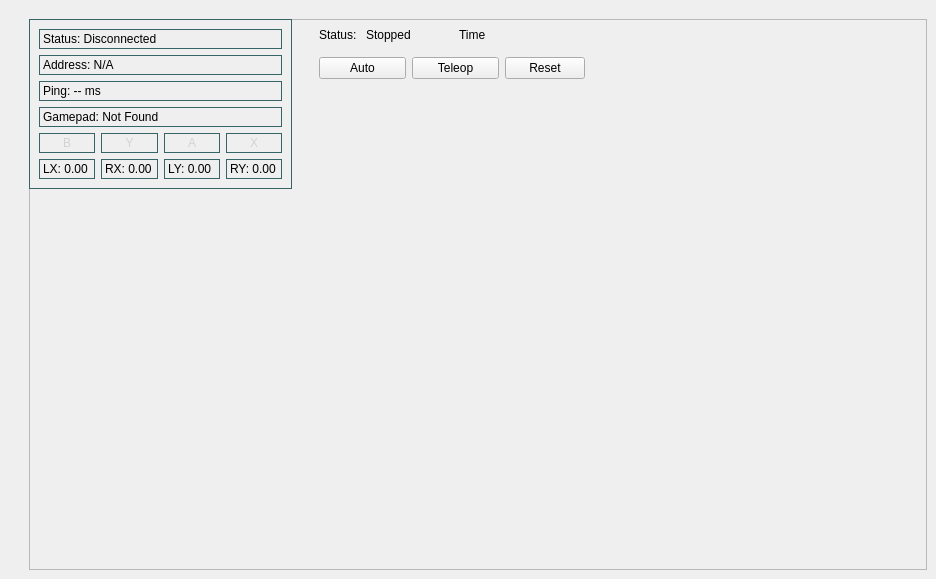
The window that driver_station.ui (Cenzell/KSU-Storm) describes before a commit, drawn with Qt 5.
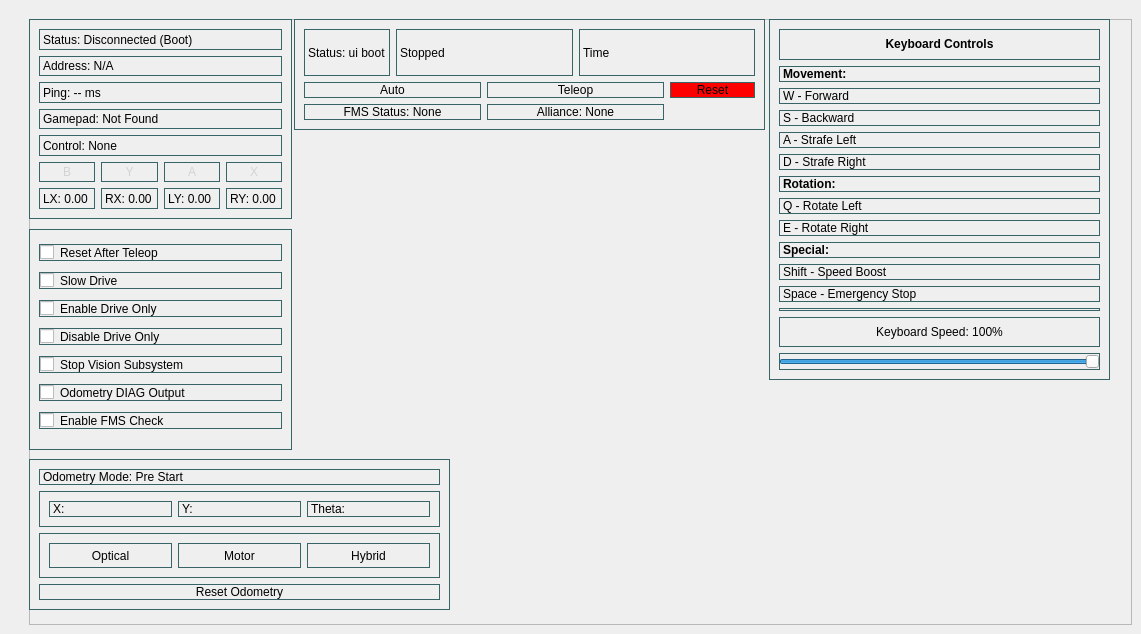
The same window after the commit.

Patch:
```diff
--- a/driver_station.ui
+++ b/driver_station.ui
@@ -6,8 +6,8 @@
    <rect>
     <x>0</x>
     <y>0</y>
-    <width>936</width>
-    <height>579</height>
+    <width>1141</width>
+    <height>634</height>
    </rect>
   </property>
   <property name="windowTitle">
@@ -58,13 +58,13 @@
       <property name="frameShadow">
        <enum>QFrame::Shadow::Raised</enum>
       </property>
-      <widget class="QFrame" name="frame_2">
+      <widget class="QFrame" name="frame_connection">
        <property name="geometry">
         <rect>
          <x>0</x>
          <y>0</y>
          <width>263</width>
-         <height>170</height>
+         <height>200</height>
         </rect>
        </property>
        <property name="styleSheet">
@@ -82,7 +82,7 @@
           <item>
            <widget class="QLabel" name="status_label">
             <property name="text">
-             <string>Status: Disconnected</string>
+             <string>Status: Disconnected (Boot)</string>
             </property>
            </widget>
           </item>
@@ -107,6 +107,13 @@
             </property>
            </widget>
           </item>
+          <item>
+           <widget class="QLabel" name="control_mode_label">
+            <property name="text">
+             <string>Control: None</string>
+            </property>
+           </widget>
+          </item>
           <item>
            <layout class="QHBoxLayout" name="horizontalLayout">
             <item>
@@ -199,56 +206,443 @@
         </item>
        </layout>
       </widget>
-      <widget class="QWidget" name="">
+      <widget class="QFrame" name="frame_robot_control">
        <property name="geometry">
         <rect>
-         <x>290</x>
+         <x>265</x>
          <y>0</y>
-         <width>266</width>
-         <height>60</height>
+         <width>471</width>
+         <height>111</height>
         </rect>
        </property>
+       <property name="styleSheet">
+        <string notr="true">border:1px solid rgb(55, 100, 102);</string>
+       </property>
        <layout class="QGridLayout" name="gridLayout_3">
         <item row="0" column="0">
          <widget class="QLabel" name="label">
           <property name="text">
-           <string>Status:</string>
-          </property>
-         </widget>
-        </item>
-        <item row="0" column="1" colspan="2">
-         <widget class="QLabel" name="robot_status">
-          <property name="text">
-           <string>Stopped</string>
+           <string>Status: ui boot</string>
           </property>
          </widget>
         </item>
         <item row="0" column="3" colspan="2">
-         <widget class="QLabel" name="label_2">
+         <widget class="QLabel" name="timer">
           <property name="text">
            <string>Time</string>
           </property>
          </widget>
         </item>
-        <item row="1" column="0" colspan="2">
+        <item row="2" column="4">
+         <widget class="QPushButton" name="btn_rst">
+          <property name="autoFillBackground">
+           <bool>false</bool>
+          </property>
+          <property name="styleSheet">
+           <string notr="true">background: red;</string>
+          </property>
+          <property name="text">
+           <string>Reset</string>
+          </property>
+         </widget>
+        </item>
+        <item row="2" column="0" colspan="2">
          <widget class="QPushButton" name="btn_auto">
+          <property name="autoFillBackground">
+           <bool>false</bool>
+          </property>
           <property name="text">
            <string>Auto</string>
           </property>
          </widget>
         </item>
-        <item row="1" column="2" colspan="2">
+        <item row="2" column="2" colspan="2">
          <widget class="QPushButton" name="btn_teleop">
+          <property name="mouseTracking">
+           <bool>false</bool>
+          </property>
+          <property name="acceptDrops">
+           <bool>true</bool>
+          </property>
+          <property name="toolTip">
+           <string>Enable Teleop</string>
+          </property>
+          <property name="autoFillBackground">
+           <bool>false</bool>
+          </property>
           <property name="text">
            <string>Teleop</string>
           </property>
+          <property name="flat">
+           <bool>false</bool>
+          </property>
          </widget>
         </item>
-        <item row="1" column="4">
-         <widget class="QPushButton" name="btn_rst">
+        <item row="0" column="1" colspan="2">
+         <widget class="QLabel" name="robot_status">
           <property name="text">
-           <string>Reset</string>
+           <string>Stopped</string>
           </property>
+         </widget>
+        </item>
+        <item row="3" column="0" colspan="2">
+         <widget class="QPushButton" name="btn_auto_2">
+          <property name="autoFillBackground">
+           <bool>false</bool>
+          </property>
+          <property name="text">
+           <string>FMS Status: None</string>
+          </property>
+         </widget>
+        </item>
+        <item row="3" column="2" colspan="2">
+         <widget class="QPushButton" name="btn_auto_3">
+          <property name="autoFillBackground">
+           <bool>false</bool>
+          </property>
+          <property name="text">
+           <string>Alliance: None</string>
+          </property>
+         </widget>
+        </item>
+       </layout>
+      </widget>
+      <widget class="QFrame" name="frame_keyboard">
+       <property name="geometry">
+        <rect>
+         <x>740</x>
+         <y>0</y>
+         <width>341</width>
+         <height>361</height>
+        </rect>
+       </property>
+       <property name="styleSheet">
+        <string notr="true">border:1px solid rgb(55, 100, 102);</string>
+       </property>
+       <property name="frameShape">
+        <enum>QFrame::Shape::StyledPanel</enum>
+       </property>
+       <layout class="QVBoxLayout" name="verticalLayout_keyboard">
+        <item>
+         <widget class="QLabel" name="keyboard_title">
+          <property name="text">
+           <string>&lt;b&gt;Keyboard Controls&lt;/b&gt;</string>
+          </property>
+          <property name="alignment">
+           <set>Qt::AlignmentFlag::AlignCenter</set>
+          </property>
+         </widget>
+        </item>
+        <item>
+         <layout class="QGridLayout" name="gridLayout_keyboard">
+          <item row="0" column="0">
+           <widget class="QLabel" name="label_wasd">
+            <property name="text">
+             <string>&lt;b&gt;Movement:&lt;/b&gt;</string>
+            </property>
+           </widget>
+          </item>
+          <item row="1" column="0">
+           <widget class="QLabel" name="label_w">
+            <property name="text">
+             <string>W - Forward</string>
+            </property>
+           </widget>
+          </item>
+          <item row="2" column="0">
+           <widget class="QLabel" name="label_s">
+            <property name="text">
+             <string>S - Backward</string>
+            </property>
+           </widget>
+          </item>
+          <item row="3" column="0">
+           <widget class="QLabel" name="label_a">
+            <property name="text">
+             <string>A - Strafe Left</string>
+            </property>
+           </widget>
+          </item>
+          <item row="4" column="0">
+           <widget class="QLabel" name="label_d">
+            <property name="text">
+             <string>D - Strafe Right</string>
+            </property>
+           </widget>
+          </item>
+          <item row="5" column="0">
+           <widget class="QLabel" name="label_rotation">
+            <property name="text">
+             <string>&lt;b&gt;Rotation:&lt;/b&gt;</string>
+            </property>
+           </widget>
+          </item>
+          <item row="6" column="0">
+           <widget class="QLabel" name="label_q">
+            <property name="text">
+             <string>Q - Rotate Left</string>
+            </property>
+           </widget>
+          </item>
+          <item row="7" column="0">
+           <widget class="QLabel" name="label_e">
+            <property name="text">
+             <string>E - Rotate Right</string>
+            </property>
+           </widget>
+          </item>
+          <item row="8" column="0">
+           <widget class="QLabel" name="label_special">
+            <property name="text">
+             <string>&lt;b&gt;Special:&lt;/b&gt;</string>
+            </property>
+           </widget>
+          </item>
+          <item row="9" column="0">
+           <widget class="QLabel" name="label_shift">
+            <property name="text">
+             <string>Shift - Speed Boost</string>
+            </property>
+           </widget>
+          </item>
+          <item row="10" column="0">
+           <widget class="QLabel" name="label_space">
+            <property name="text">
+             <string>Space - Emergency Stop</string>
+            </property>
+           </widget>
+          </item>
+         </layout>
+        </item>
+        <item>
+         <widget class="Line" name="line">
+          <property name="orientation">
+           <enum>Qt::Orientation::Horizontal</enum>
+          </property>
+         </widget>
+        </item>
+        <item>
+         <widget class="QLabel" name="keyboard_speed_label">
+          <property name="text">
+           <string>Keyboard Speed: 100%</string>
+          </property>
+          <property name="alignment">
+           <set>Qt::AlignmentFlag::AlignCenter</set>
+          </property>
+         </widget>
+        </item>
+        <item>
+         <widget class="QSlider" name="keyboard_speed_slider">
+          <property name="minimum">
+           <number>0</number>
+          </property>
+          <property name="maximum">
+           <number>100</number>
+          </property>
+          <property name="value">
+           <number>100</number>
+          </property>
+          <property name="orientation">
+           <enum>Qt::Orientation::Horizontal</enum>
+          </property>
+         </widget>
+        </item>
+       </layout>
+      </widget>
+      <widget class="QFrame" name="frame_connection_2">
+       <property name="geometry">
+        <rect>
+         <x>0</x>
+         <y>210</y>
+         <width>263</width>
+         <height>221</height>
+        </rect>
+       </property>
+       <property name="styleSheet">
+        <string notr="true">border:1px solid rgb(55, 100, 102);</string>
+       </property>
+       <property name="frameShape">
+        <enum>QFrame::Shape::StyledPanel</enum>
+       </property>
+       <property name="frameShadow">
+        <enum>QFrame::Shadow::Raised</enum>
+       </property>
+       <layout class="QGridLayout" name="gridLayout_4">
+        <item row="5" column="0">
+         <widget class="QCheckBox" name="check_odo">
+          <property name="text">
+           <string>Odometry DIAG Output</string>
+          </property>
+         </widget>
+        </item>
+        <item row="0" column="0">
+         <widget class="QCheckBox" name="end_after_teleop">
+          <property name="toolTip">
+           <string>Pause after Teleop End</string>
+          </property>
+          <property name="text">
+           <string>Reset After Teleop</string>
+          </property>
+          <property name="iconSize">
+           <size>
+            <width>30</width>
+            <height>30</height>
+           </size>
+          </property>
+         </widget>
+        </item>
+        <item row="4" column="0">
+         <widget class="QCheckBox" name="disable_vision">
+          <property name="text">
+           <string>Stop Vision Subsystem</string>
+          </property>
+         </widget>
+        </item>
+        <item row="1" column="0">
+         <widget class="QCheckBox" name="slow_drive">
+          <property name="text">
+           <string>Slow Drive</string>
+          </property>
+         </widget>
+        </item>
+        <item row="3" column="0">
+         <widget class="QCheckBox" name="disable_drive">
+          <property name="text">
+           <string>Disable Drive Only</string>
+          </property>
+         </widget>
+        </item>
+        <item row="2" column="0">
+         <widget class="QCheckBox" name="only_drive">
+          <property name="text">
+           <string>Enable Drive Only</string>
+          </property>
+         </widget>
+        </item>
+        <item row="6" column="0">
+         <widget class="QCheckBox" name="checkBox">
+          <property name="text">
+           <string>Enable FMS Check</string>
+          </property>
+         </widget>
+        </item>
+       </layout>
+      </widget>
+      <widget class="QFrame" name="frame_connection_3">
+       <property name="geometry">
+        <rect>
+         <x>0</x>
+         <y>440</y>
+         <width>421</width>
+         <height>151</height>
+        </rect>
+       </property>
+       <property name="styleSheet">
+        <string notr="true">border:1px solid rgb(55, 100, 102);</string>
+       </property>
+       <property name="frameShape">
+        <enum>QFrame::Shape::StyledPanel</enum>
+       </property>
+       <property name="frameShadow">
+        <enum>QFrame::Shadow::Raised</enum>
+       </property>
+       <layout class="QGridLayout" name="gridLayout_5">
+        <item row="5" column="0">
+         <widget class="QFrame" name="frame_2">
+          <property name="frameShape">
+           <enum>QFrame::Shape::StyledPanel</enum>
+          </property>
+          <property name="frameShadow">
+           <enum>QFrame::Shadow::Raised</enum>
+          </property>
+          <layout class="QHBoxLayout" name="horizontalLayout_3">
+           <item>
+            <widget class="QPushButton" name="btn_odo_optical">
+             <property name="sizePolicy">
+              <sizepolicy hsizetype="Minimum" vsizetype="Expanding">
+               <horstretch>0</horstretch>
+               <verstretch>0</verstretch>
+              </sizepolicy>
+             </property>
+             <property name="text">
+              <string>Optical</string>
+             </property>
+            </widget>
+           </item>
+           <item>
+            <widget class="QPushButton" name="btn_odo_motor">
+             <property name="sizePolicy">
+              <sizepolicy hsizetype="Minimum" vsizetype="Expanding">
+               <horstretch>0</horstretch>
+               <verstretch>0</verstretch>
+              </sizepolicy>
+             </property>
+             <property name="text">
+              <string>Motor</string>
+             </property>
+            </widget>
+           </item>
+           <item>
+            <widget class="QPushButton" name="btn_odo_hybrid">
+             <property name="sizePolicy">
+              <sizepolicy hsizetype="Minimum" vsizetype="Expanding">
+               <horstretch>0</horstretch>
+               <verstretch>0</verstretch>
+              </sizepolicy>
+             </property>
+             <property name="text">
+              <string>Hybrid</string>
+             </property>
+            </widget>
+           </item>
+          </layout>
+         </widget>
+        </item>
+        <item row="6" column="0">
+         <widget class="QPushButton" name="pushButton">
+          <property name="text">
+           <string>Reset Odometry</string>
+          </property>
+         </widget>
+        </item>
+        <item row="3" column="0">
+         <widget class="QLabel" name="label_odo_mode">
+          <property name="text">
+           <string>Odometry Mode: Pre Start</string>
+          </property>
+         </widget>
+        </item>
+        <item row="4" column="0">
+         <widget class="QFrame" name="frame_3">
+          <property name="frameShape">
+           <enum>QFrame::Shape::StyledPanel</enum>
+          </property>
+          <property name="frameShadow">
+           <enum>QFrame::Shadow::Raised</enum>
+          </property>
+          <layout class="QHBoxLayout" name="horizontalLayout_4">
+           <item>
+            <widget class="QLabel" name="label_3">
+             <property name="text">
+              <string>X:</string>
+             </property>
+            </widget>
+           </item>
+           <item>
+            <widget class="QLabel" name="label_2">
+             <property name="text">
+              <string>Y:</string>
+             </property>
+            </widget>
+           </item>
+           <item>
+            <widget class="QLabel" name="label_4">
+             <property name="text">
+              <string>Theta:</string>
+             </property>
+            </widget>
+           </item>
+          </layout>
          </widget>
         </item>
        </layout>
```
Left out of the diff: 32 changed lines with no effect on the pictures.
